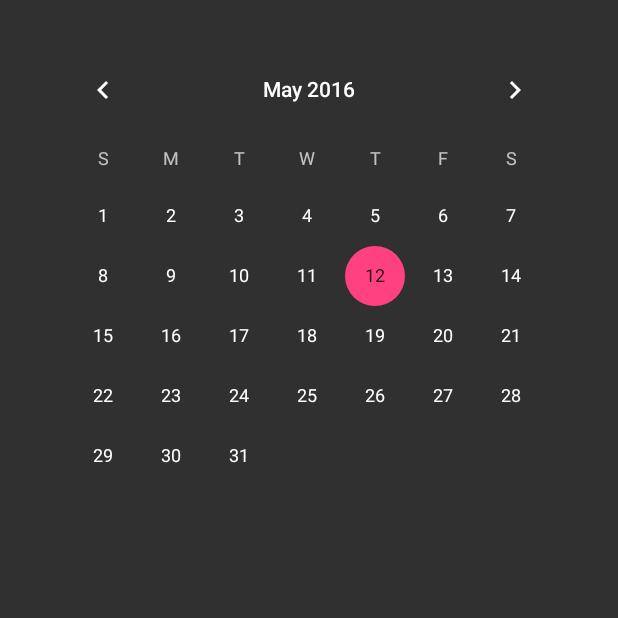
After one commit to shzuhayr/FABE2, an Android app: the Calendar screen opened directly, with no data from a screen before it, on a phone screen of 412 x 824 dp, the top half of it. The commit adds this screen. Run offline under Robolectric (Android 15) with nearby library versions, the phone set to English and light mode, and no system bars.

Commit message:
Add Calendar page

```diff
--- /dev/null
+++ b/app/src/main/java/com/mohammedalsamawi/fabe/Calendar.java
@@ -0,0 +1,13 @@
+package com.mohammedalsamawi.fabe;
+
+import android.support.v7.app.AppCompatActivity;
+import android.os.Bundle;
+
+public class Calendar extends AppCompatActivity {
+
+    @Override
+    protected void onCreate(Bundle savedInstanceState) {
+        super.onCreate(savedInstanceState);
+        setContentView(R.layout.activity_calendar);
+    }
+}
--- /dev/null
+++ b/app/src/main/res/layout/activity_calendar.xml
@@ -0,0 +1,23 @@
+<?xml version="1.0" encoding="utf-8"?>
+<LinearLayout xmlns:android="http://schemas.android.com/apk/res/android"
+    xmlns:tools="http://schemas.android.com/tools"
+    android:layout_width="match_parent"
+    android:layout_height="match_parent"
+    android:paddingBottom="@dimen/activity_vertical_margin"
+    android:paddingLeft="@dimen/activity_horizontal_margin"
+    android:paddingRight="@dimen/activity_horizontal_margin"
+    android:paddingTop="@dimen/activity_vertical_margin"
+
+    tools:context="com.mohammedalsamawi.fabe.Calendar">
+
+    <CalendarView
+
+        android:id="@+id/calendar"
+        android:layout_margin="10dp"
+        android:layout_width="match_parent"
+        android:layout_height="match_parent"
+        android:focusable="false"
+        android:focusableInTouchMode="false"
+        android:touchscreenBlocksFocus="false"
+        android:transitionGroup="false" />
+</LinearLayout>
--- a/app/src/main/res/layout/activity_hhome.xml
+++ b/app/src/main/res/layout/activity_hhome.xml
@@ -51,7 +51,7 @@
         android:layout_row="1"
         android:layout_column="1"
         android:layout_marginLeft="8dp"
-        android:onClick="Calenderpagenderpage"/>
+        android:onClick="Calendarpage"/>
 
     <ImageView
         android:layout_width="170dp"
--- a/app/src/main/res/layout/activity_lecturer_info.xml
+++ b/app/src/main/res/layout/activity_lecturer_info.xml
@@ -36,7 +36,7 @@
     <TextView
         android:layout_width="match_parent"
         android:layout_height="wrap_content"
-        android:text="______________________________________________________"
+        android:text="_________________________________________"
         android:textColor="#FFA7A40A" />
     <TextView
         android:layout_width="wrap_content"
--- a/app/src/main/res/values/styles.xml
+++ b/app/src/main/res/values/styles.xml
@@ -2,7 +2,8 @@
 
     <!-- Base application theme. -->
 
-    <style name="AppTheme" parent="Base.Theme.AppCompat.Light.DarkActionBar">
+
+    <style name="AppTheme" parent="Theme.AppCompat.NoActionBar">
 
     <!-- Customize your theme here. -->
         <item name="colorPrimary">@color/colorPrimary</item>
```
Also changed, not shown: app/src/main/AndroidManifest.xml (+4 -6 lines), app/src/main/java/com/mohammedalsamawi/fabe/Hhome.java (+11 -2 lines), app/src/main/res/layout/activity_contact_us.xml (+18 -9 lines), app/src/main/res/mipmap-hdpi/ic_launcher.png (deleted).
